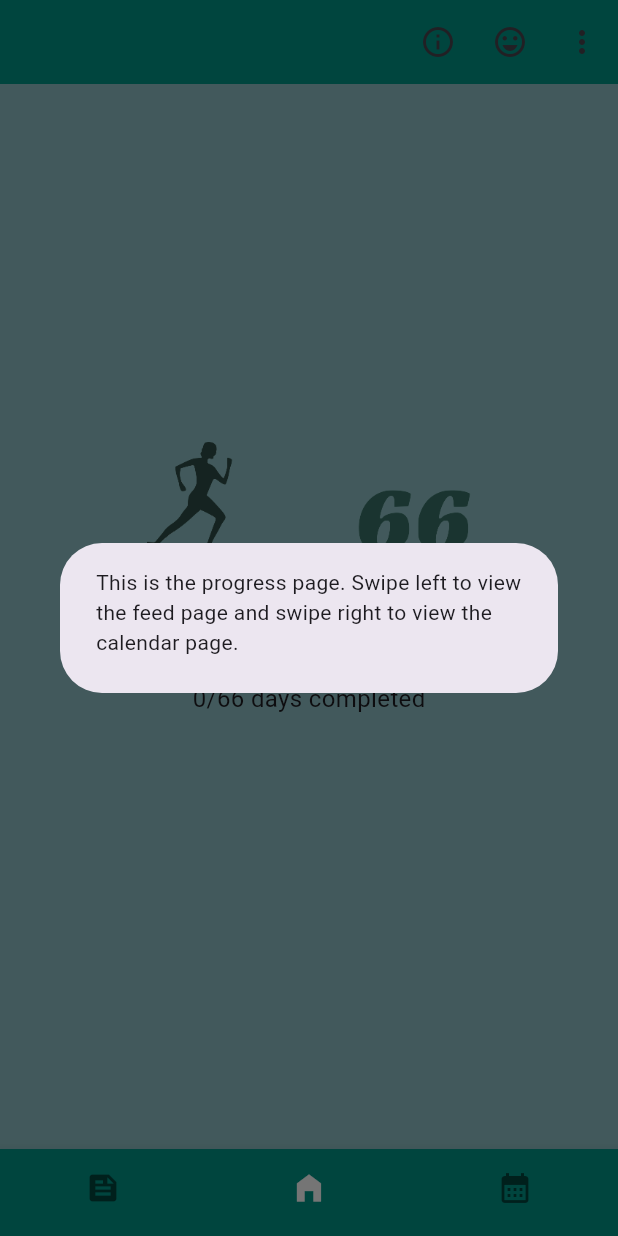
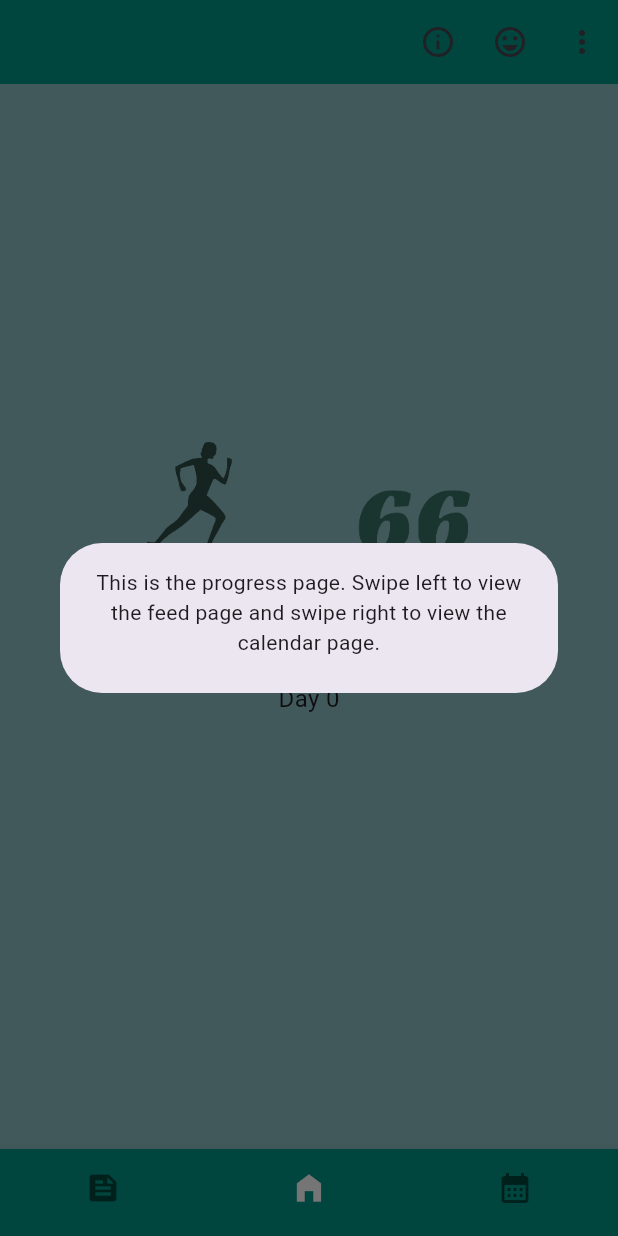
Before and after one commit to AugustanaCSC490Spring2024/Osprey, a Flutter app: the PageViewHelper screen opened directly, item 2 of the bottom bar chosen, after a tap on the "info" icon, on a phone screen of 412 x 824 dp. Run offline on Flutter 3.47's test engine with Material 3 defaults, Android fonts, the phone set to English and light mode, and no system bars; our stand-ins replace cloud_firestore, firebase_auth, firebase_core, table_calendar; accounts and stored records are empty.

Commit message:
Significant changes. There is now a setting to determine if you receive updates from friends or not. Progress page now shows the day you are on. Small UI changes. Code still needs to be smoothed out.

```diff
--- a/transform66/lib/pages/add_friends_page.dart
+++ b/transform66/lib/pages/add_friends_page.dart
@@ -32,7 +32,9 @@ class _AddFriendsState extends State<AddFriends> {
           Center(
             child: TextButton(
               onPressed: () async {
-                ffs.requestFriend(yourEmail,textController.text);
+                if (textController.text!=yourEmail) {
+                  ffs.requestFriend(yourEmail,textController.text);
+                }
                 textController.clear();
                 Navigator.pop(context);
               },
@@ -49,7 +51,7 @@ class _AddFriendsState extends State<AddFriends> {
     return Scaffold(
       appBar: AppBar(
         title: const Text("Friends"),
-        backgroundColor: const Color.fromRGBO(93, 166, 172, 1)
+        backgroundColor: Colors.teal
       ),
       floatingActionButton: FloatingActionButton(
         onPressed: askForName,
--- a/transform66/lib/pages/new_users_page.dart
+++ b/transform66/lib/pages/new_users_page.dart
@@ -9,7 +9,7 @@ class StartedPage extends StatelessWidget {
   Widget build(BuildContext context) {
     return Scaffold(
       appBar: AppBar(
-        title: const Text('Transform66'),
+        title: const Center(child:Text('Transform66')),
         backgroundColor: Colors.teal,
       ),
       body: Column(
--- a/transform66/lib/pages/page_view.dart
+++ b/transform66/lib/pages/page_view.dart
@@ -1,5 +1,8 @@
+import 'package:cloud_firestore/cloud_firestore.dart';
+import 'package:firebase_auth/firebase_auth.dart';
 import 'package:flutter/material.dart';
 import 'package:transform66/auth.dart';
+import 'package:transform66/firestore_actions/friends_firestore.dart';
 import 'package:transform66/pages/add_friends_page.dart';
 import 'package:transform66/pages/calendar_page.dart';
 import 'package:transform66/pages/feed_page.dart';
@@ -24,6 +27,10 @@ class _PageViewHelperState extends State<PageViewHelper>
     1: "This is the progress page. Swipe left to view the feed page and swipe right to view the calendar page.",
     2: "This is the calendar page. Plan your challenge here!"
   };
+
+  final FriendsFirestoreService ffs = FriendsFirestoreService();
+  final String yourEmail = FirebaseAuth.instance.currentUser!.email!;
+  final db = FirebaseFirestore.instance;
 
   @override
   void initState() {
@@ -55,7 +62,7 @@ class _PageViewHelperState extends State<PageViewHelper>
     return Scaffold(
         body: PageView(
           controller: _pageViewController,
-          children: <Widget>[
+          children: [
             Feed(),
             ProgressPage(),
             CalendarScreen(),
@@ -124,9 +131,43 @@ class _PageViewHelperState extends State<PageViewHelper>
 
   void _showInstructions(BuildContext context) {
     showDialog(
-        context: context,
-        builder: (BuildContext context) {
-          return AlertDialog(content: Text(instructionsMap[_selectedIndex]!));
-        });
+      context: context,
+      builder: (BuildContext context) {
+        return AlertDialog(
+          content: Column(
+            mainAxisSize: MainAxisSize.min,
+            children: [
+              Center(
+                child: Text(instructionsMap[_selectedIndex]!,
+                textAlign: TextAlign.center)
+              ),
+              Visibility(
+                visible: _selectedIndex == 0,
+                child: StreamBuilder<DocumentSnapshot<Map<String,dynamic>>> (stream: db.collection("users").doc(yourEmail).snapshots(),builder: (BuildContext context, AsyncSnapshot<DocumentSnapshot<Map<String, dynamic>>> snapshot) {
+                  if (snapshot.hasError) {
+                    return const Text('Something went wrong');
+                  }
+                  if (snapshot.connectionState == ConnectionState.waiting) {
+                    return const Text("Loading");
+                  }
+                  Map<String, dynamic> data = snapshot.data!.data() as Map<String, dynamic>;
+                  return Column(children: [
+                    const SizedBox(height:20),
+                    const Text("Receive updates from friends?"),
+                    TextButton(
+                      onPressed:() {
+                        ffs.setReceiveUpdatesStatus(yourEmail,!data["receiveUpdates"]);
+                      },
+                      child: Text(data["receiveUpdates"]?"Turn off":"Turn on")
+                      )
+                    ]
+                  );
+                }
+              )
+            )
+          ])
+        );
+      }
+    );
   }
 }
--- a/transform66/lib/pages/progress_page.dart
+++ b/transform66/lib/pages/progress_page.dart
@@ -12,6 +12,9 @@ class ProgressPage extends StatefulWidget {
 
 class _ProgressPageState extends State<ProgressPage> {
   final TasksFirestoreService tfs = TasksFirestoreService();
+  final String yourEmail = FirebaseAuth.instance.currentUser!.email!;
+  final db = FirebaseFirestore.instance;
+
   @override
   Widget build(BuildContext context) {
     return Scaffold(
@@ -22,7 +25,20 @@ class _ProgressPageState extends State<ProgressPage> {
               children: [
           Image.asset('assets/images/Transform66.png', height: 110),
           const SizedBox(height:50),
-          const Text('0/66 days completed', style: TextStyle(fontSize: 16)),
+          StreamBuilder<DocumentSnapshot<Map<String,dynamic>>> (
+            stream: db.collection("users").doc(yourEmail).snapshots(),
+            builder: (BuildContext context, AsyncSnapshot<DocumentSnapshot<Map<String, dynamic>>> snapshot) {
+              if (snapshot.hasError) {
+                return const Text('Something went wrong');
+              }
+              if (snapshot.connectionState == ConnectionState.waiting) {
+                return const Text("Loading");
+              }
+              Map<String, dynamic> data = snapshot.data!.data() as Map<String, dynamic>;
+              int dayDifference = (DateTime.now().difference(data["first_day"].toDate()).inHours/24).round();
+              return Text("Day $dayDifference",style: const TextStyle(fontSize: 16));
+            }
+          ),
           const SizedBox(height:50),
               StreamBuilder<QuerySnapshot>(
                   stream: FirebaseFirestore.instance
@@ -94,18 +110,18 @@ class _TaskCompletionWidgetState extends State<TaskCompletionWidget> {
           ),
           Expanded(
             child: Column(
+              mainAxisAlignment: MainAxisAlignment.center,
               crossAxisAlignment: CrossAxisAlignment.start,
               children: [
                 Text(
                   widget.taskName,
                   style: const TextStyle(color: Colors.black),
-                ),
-                const SizedBox(height: 10),
-              ],
-            ),
-          ),
-        ],
-      ),
+                )
+              ]
+            )
+          )
+        ]
+      )
     );
   }
 }
```
Also changed, not shown: transform66/lib/auth.dart (+3 -5 lines), transform66/lib/firestore_actions/friends_firestore.dart (+9 -0 lines).
